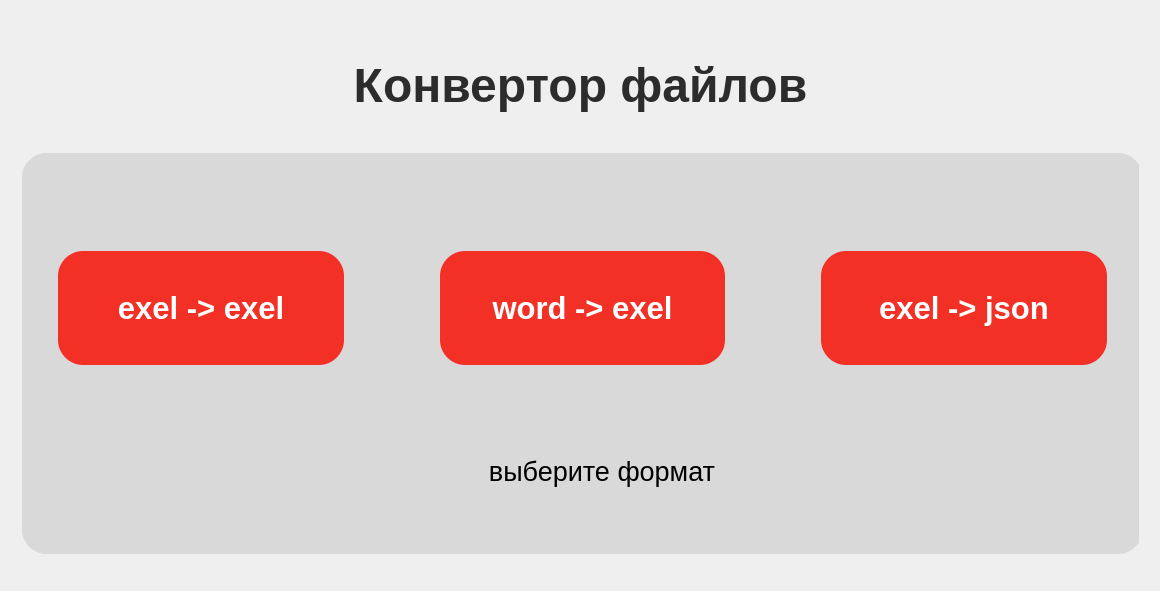
RO1T/convertor_front, file dialog_1.ui: the form before one commit.
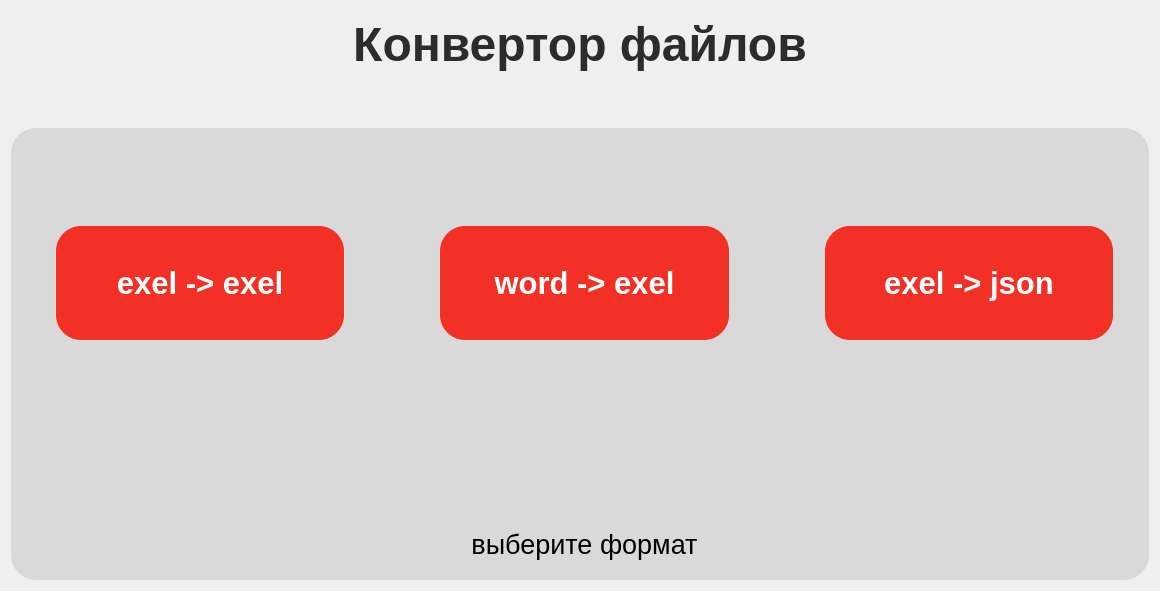
The form after the commit.

Patch:
```diff
--- a/dialog_1.ui
+++ b/dialog_1.ui
@@ -13,15 +13,60 @@
   <property name="windowTitle">
    <string>Dialog</string>
   </property>
+  <layout class="QHBoxLayout" name="horizontalLayout">
+   <item>
+    <layout class="QGridLayout" name="gridLayout" rowstretch="0,0" columnstretch="0">
+     <property name="topMargin">
+      <number>0</number>
+     </property>
+     <property name="bottomMargin">
+      <number>0</number>
+     </property>
+     <property name="horizontalSpacing">
+      <number>0</number>
+     </property>
+     <property name="verticalSpacing">
+      <number>50</number>
+     </property>
+     <item row="0" column="0">
+      <widget class="QLabel" name="label_up">
+       <property name="enabled">
+        <bool>true</bool>
+       </property>
+       <property name="font">
+        <font>
+         <pointsize>-1</pointsize>
+         <weight>75</weight>
+         <italic>false</italic>
+         <bold>true</bold>
+        </font>
+       </property>
+       <property name="styleSheet">
+        <string notr="true">position: absolute;
+width: 290px;
+height: 30px;
+left: 150px;
+top:25px;
+
+
+font-style: normal;
+font-weight: 600;
+font-size: 48px;
+line-height: 59px;
+text-align: center;
+
+color: #2C2C2C;</string>
+       </property>
+       <property name="text">
+        <string>Конвертор файлов</string>
+       </property>
+       <property name="alignment">
+        <set>Qt::AlignCenter</set>
+       </property>
+      </widget>
+     </item>
+     <item row="1" column="0">
   <widget class="QFrame" name="frame">
-   <property name="geometry">
-    <rect>
-     <x>22</x>
-     <y>153</y>
-     <width>1117</width>
-     <height>401</height>
-    </rect>
-   </property>
    <property name="styleSheet">
     <string notr="true">position: absolute;
 width: 1117px;
@@ -38,15 +83,20 @@
    <property name="frameShadow">
     <enum>QFrame::Raised</enum>
    </property>
-   <widget class="QWidget" name="layoutWidget">
-    <property name="geometry">
-     <rect>
-      <x>0</x>
-      <y>0</y>
-      <width>1121</width>
-      <height>401</height>
-     </rect>
-    </property>
+       <layout class="QVBoxLayout" name="verticalLayout">
+        <property name="spacing">
+         <number>0</number>
+        </property>
+        <property name="topMargin">
+         <number>0</number>
+        </property>
+        <property name="rightMargin">
+         <number>0</number>
+        </property>
+        <property name="bottomMargin">
+         <number>20</number>
+        </property>
+        <item>
     <layout class="QHBoxLayout" name="horizontalLayout_2">
      <property name="spacing">
       <number>96</number>
@@ -138,19 +188,12 @@
       </widget>
      </item>
     </layout>
-   </widget>
+        </item>
+        <item>
    <widget class="QLabel" name="label_down">
     <property name="enabled">
      <bool>true</bool>
     </property>
-    <property name="geometry">
-     <rect>
-      <x>337</x>
-      <y>300</y>
-      <width>486</width>
-      <height>37</height>
-     </rect>
-    </property>
     <property name="styleSheet">
      <string notr="true">
 position: absolute;
@@ -173,50 +216,13 @@
      <set>Qt::AlignCenter</set>
     </property>
    </widget>
-  </widget>
-  <widget class="QLabel" name="label_up">
-   <property name="enabled">
-    <bool>true</bool>
-   </property>
-   <property name="geometry">
-    <rect>
-     <x>338</x>
-     <y>57</y>
-     <width>485</width>
-     <height>57</height>
-    </rect>
-   </property>
-   <property name="font">
-    <font>
-     <pointsize>-1</pointsize>
-     <weight>75</weight>
-     <italic>false</italic>
-     <bold>true</bold>
-    </font>
-   </property>
-   <property name="styleSheet">
-    <string notr="true">position: absolute;
-width: 290px;
-height: 30px;
-left: 150px;
-top:25px;
-
-
-font-style: normal;
-font-weight: 600;
-font-size: 48px;
-line-height: 59px;
-text-align: center;
-
-color: #2C2C2C;</string>
-   </property>
-   <property name="text">
-    <string>Конвертор файлов</string>
-   </property>
-   <property name="alignment">
-    <set>Qt::AlignCenter</set>
-   </property>
-  </widget>
+        </item>
+       </layout>
+      </widget>
+     </item>
+    </layout>
+   </item>
+  </layout>
  </widget>
  <resources/>
  <connections/>
```
Lines whose indentation alone changed are shown as unchanged.
